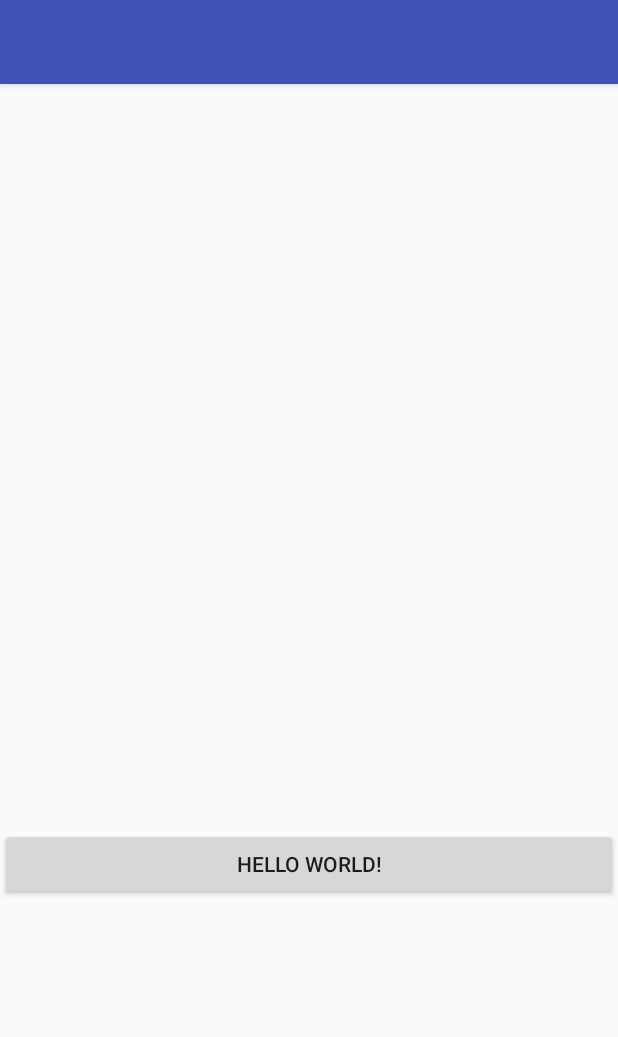
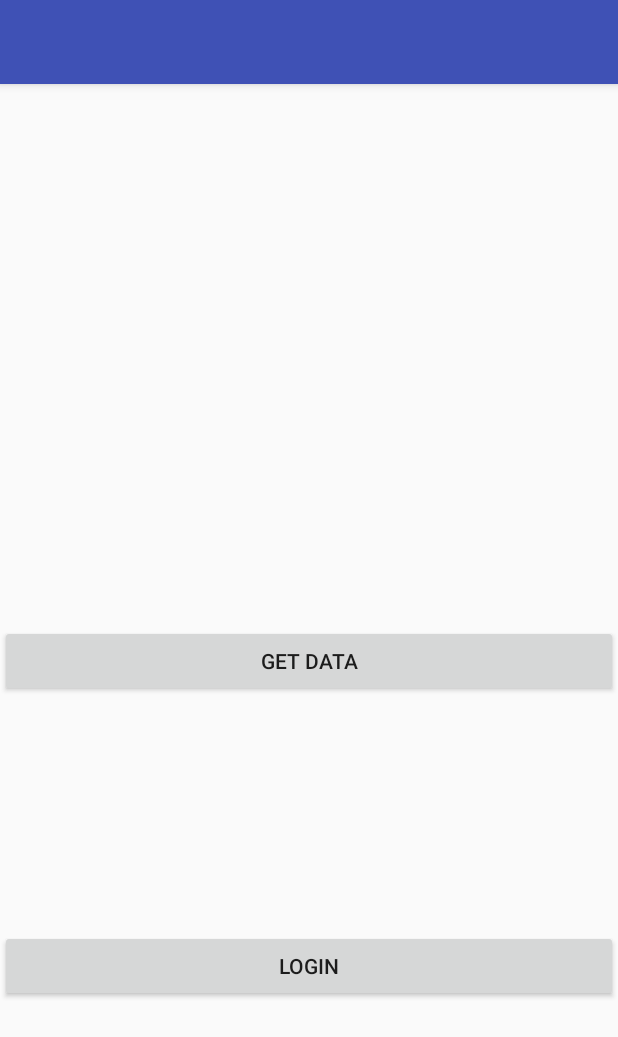
Before and after one commit to pchmielowski/TokenRefreshing, an Android app: the screen it shows after launch (MainActivity), on a phone screen of 412 x 824 dp. Shown: the top 1037 px of the screen. Run offline under Robolectric (Android 15) with nearby library versions, the phone set to English and light mode, and no system bars; our stand-ins replace RxJava.

Commit message:
Login from app

```diff
--- a/app/src/main/java/net/chmielowski/token/Api.java
+++ b/app/src/main/java/net/chmielowski/token/Api.java
@@ -3,12 +3,20 @@ package net.chmielowski.token;
 import io.reactivex.Single;
 import retrofit2.Response;
 import retrofit2.http.GET;
+import retrofit2.http.POST;
 
 interface Api {
     @GET("/data")
     Single<Response<Data>> data();
 
+    @POST("/login")
+    Single<Response<Token>> login();
+
     class Data {
         String name;
     }
+
+    class Token {
+        String token;
+    }
 }
--- a/app/src/main/java/net/chmielowski/token/MainActivity.java
+++ b/app/src/main/java/net/chmielowski/token/MainActivity.java
@@ -2,6 +2,7 @@ package net.chmielowski.token;
 
 import android.support.v7.app.AppCompatActivity;
 import android.os.Bundle;
+import android.util.Log;
 import android.widget.TextView;
 
 import com.google.gson.GsonBuilder;
@@ -39,12 +40,18 @@ public class MainActivity extends AppCompatActivity {
                 .build()
                 .create(Api.class);
 
-        findViewById(R.id.button)
+        findViewById(R.id.get_data)
                 .setOnClickListener(view -> api.data()
                         .doOnSubscribe(__ -> setText(null))
                         .subscribeOn(Schedulers.io())
                         .observeOn(AndroidSchedulers.mainThread())
                         .subscribe(response -> setText(String.valueOf(response.code()))));
+
+        findViewById(R.id.login)
+                .setOnClickListener(view -> api.login()
+                        .subscribeOn(Schedulers.io())
+                        .observeOn(AndroidSchedulers.mainThread())
+                        .subscribe(response -> Log.d("pchm", response.body().token)));
     }
 
     private void setText(String text) {
--- a/app/src/main/res/layout/activity_main.xml
+++ b/app/src/main/res/layout/activity_main.xml
@@ -12,19 +12,29 @@
         android:layout_height="wrap_content"
         android:gravity="center"
         android:textSize="36sp"
-        app:layout_constraintBottom_toTopOf="@id/button"
+        app:layout_constraintBottom_toTopOf="@id/get_data"
         app:layout_constraintLeft_toLeftOf="parent"
         app:layout_constraintRight_toRightOf="parent"
         app:layout_constraintTop_toTopOf="parent" />
 
     <Button
-        android:id="@+id/button"
+        android:id="@+id/get_data"
         android:layout_width="0dp"
         android:layout_height="wrap_content"
-        android:text="Hello World!"
-        app:layout_constraintBottom_toBottomOf="parent"
+        android:text="Get data"
+        app:layout_constraintBottom_toTopOf="@id/login"
         app:layout_constraintLeft_toLeftOf="parent"
         app:layout_constraintRight_toRightOf="parent"
         app:layout_constraintTop_toBottomOf="@+id/text" />
 
+    <Button
+        android:id="@+id/login"
+        android:layout_width="0dp"
+        android:layout_height="wrap_content"
+        android:text="Login"
+        app:layout_constraintBottom_toBottomOf="parent"
+        app:layout_constraintLeft_toLeftOf="parent"
+        app:layout_constraintRight_toRightOf="parent"
+        app:layout_constraintTop_toBottomOf="@+id/get_data" />
+
 </android.support.constraint.ConstraintLayout>
```
